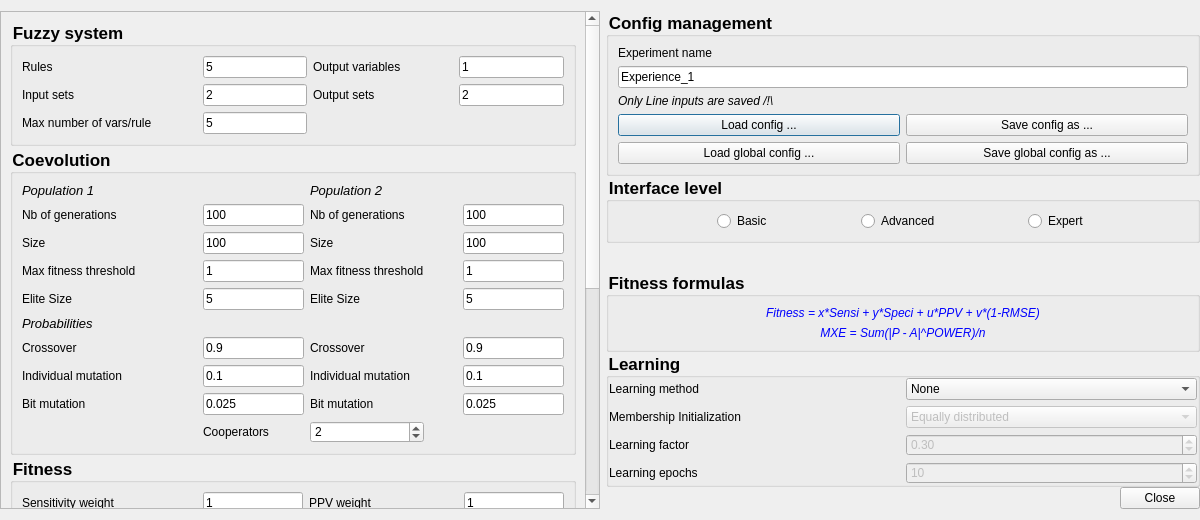
The window that fuge-lc/editparamsdialog.ui (ThibaultSchowing/FUGE-LC) describes before a commit, drawn with Qt 5.
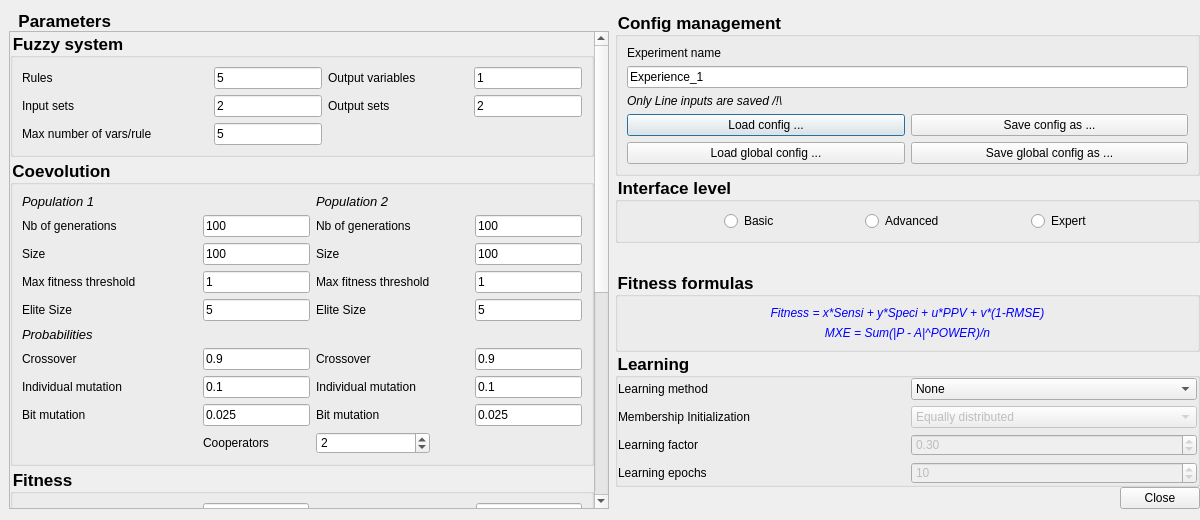
The same window after the commit. Icons and pictures are not drawn.

Commit message: Modified margins slightly for param editor

Patch:
```diff
--- a/fuge-lc/editparamsdialog.ui
+++ b/fuge-lc/editparamsdialog.ui
@@ -49,6 +49,39 @@
     <number>0</number>
    </property>
    <item>
+    <layout class="QVBoxLayout" name="verticalLayout_5">
+     <property name="spacing">
+      <number>0</number>
+     </property>
+     <property name="leftMargin">
+      <number>9</number>
+     </property>
+     <property name="topMargin">
+      <number>0</number>
+     </property>
+     <property name="rightMargin">
+      <number>0</number>
+     </property>
+     <property name="bottomMargin">
+      <number>0</number>
+     </property>
+     <item>
+      <widget class="QLabel" name="label_9">
+       <property name="styleSheet">
+        <string notr="true">QLabel
+{
+	
+	font-size: 13pt;
+    font-weight: bold;
+}
+</string>
+       </property>
+       <property name="text">
+        <string>  Parameters</string>
+       </property>
+      </widget>
+     </item>
+     <item>
     <widget class="QScrollArea" name="scrollArea">
      <property name="sizePolicy">
       <sizepolicy hsizetype="Fixed" vsizetype="Expanding">
@@ -74,7 +107,7 @@
         <x>0</x>
         <y>0</y>
         <width>596</width>
-        <height>954</height>
+          <height>936</height>
        </rect>
       </property>
       <property name="sizePolicy">
@@ -90,6 +123,18 @@
        </size>
       </property>
       <layout class="QVBoxLayout" name="verticalLayout">
+         <property name="leftMargin">
+          <number>0</number>
+         </property>
+         <property name="topMargin">
+          <number>0</number>
+         </property>
+         <property name="rightMargin">
+          <number>0</number>
+         </property>
+         <property name="bottomMargin">
+          <number>0</number>
+         </property>
        <item>
         <layout class="QVBoxLayout" name="verticalLayout_Left" stretch="0,0,0,0,0,0">
          <property name="spacing">
@@ -2011,6 +2056,8 @@
      </widget>
     </widget>
    </item>
+    </layout>
+   </item>
    <item>
     <layout class="QVBoxLayout" name="verticalLayout_2">
      <property name="spacing">
```
Left out of the diff: 20 changed lines with no effect on the pictures. Lines whose indentation alone changed are shown as unchanged. The commit also changes 1 other file.
